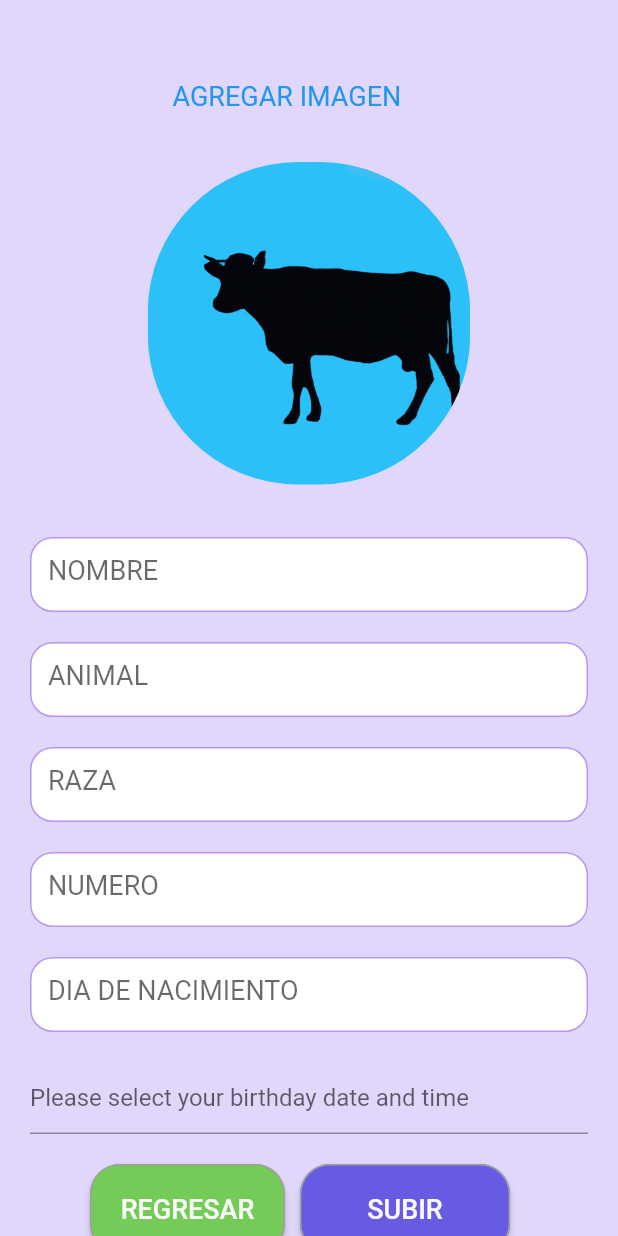
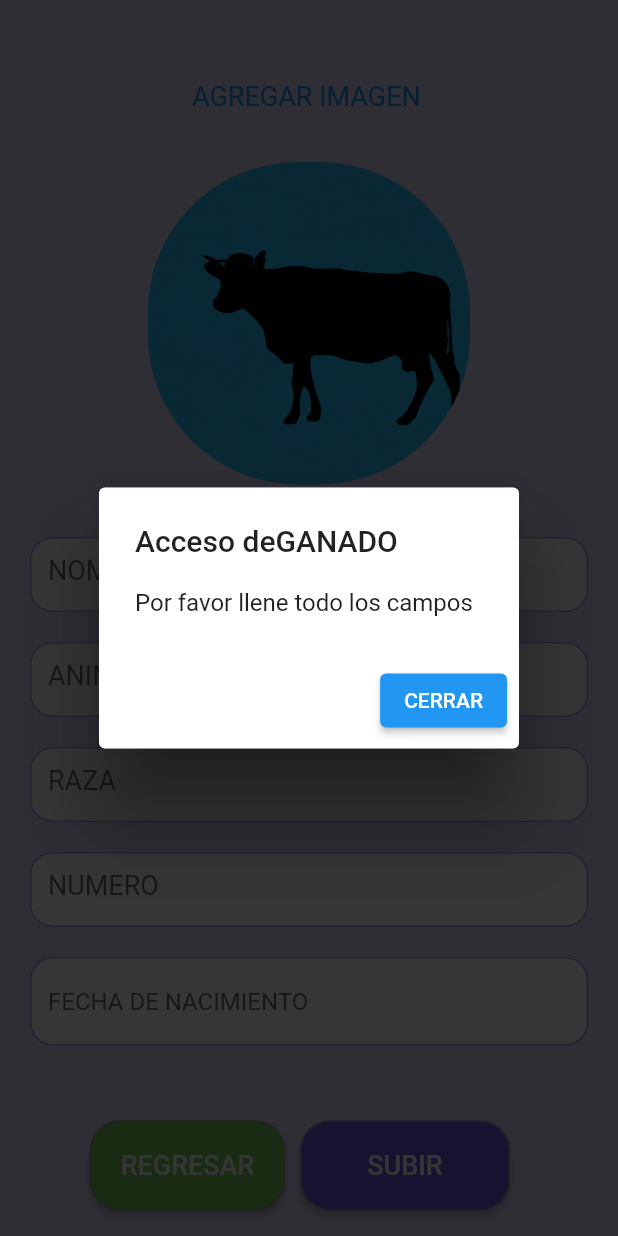
Before and after one commit to 203456/Vaca_Cloud, a Flutter app: the CreateAnimal screen opened directly with empty values, after a tap on "SUBIR", on a phone screen of 412 x 824 dp. Run offline on Flutter 3.47's test engine with Material 2 defaults, Android fonts, the phone set to English and light mode, and no system bars; drawn by our look-alikes of date_field; our stand-ins replace dio, font_awesome_flutter, image_picker.

Commit message:
Alerts added

```diff
--- a/lib/main.dart
+++ b/lib/main.dart
@@ -22,7 +22,7 @@ class MyApp extends StatelessWidget {
       theme: ThemeData(
         primarySwatch: Colors.blue,
       ),
-      home: const Register(),
+      home: const Login(),
     );
   }
 }
--- a/lib/pages/CreateAnimal.dart
+++ b/lib/pages/CreateAnimal.dart
@@ -48,7 +48,7 @@ class _CreateAnimalState extends State<CreateAnimal> {
                     child: Column(
                       children: [
                         Padding(
-                          padding: const EdgeInsets.only(left: 87, top: 30),
+                          padding: const EdgeInsets.only(left: 100, top: 30),
                           child: Row(
                             children: [
                               TextButton(
@@ -191,12 +191,9 @@ class _CreateAnimalState extends State<CreateAnimal> {
                                 ),
                               ),
                             )),
-                        Padding(
-                            padding: const EdgeInsets.only(bottom: 20),
-                            child: SizedBox(
-                              height: 50,
-                              child: TextField(
-                                controller: _birthdate,
+
+                        DateTimeField(
+                            mode: DateTimeFieldPickerMode.date,
                             decoration: const InputDecoration(
                                   filled: true,
                                   fillColor: Colors.white,
@@ -211,18 +208,8 @@ class _CreateAnimalState extends State<CreateAnimal> {
                                         BorderRadius.all(Radius.circular(15.0)),
                                     borderSide: BorderSide(color: Colors.blue),
                                   ),
-                                  hintText: "DIA DE NACIMIENTO",
-                                  hintStyle: TextStyle(
-                                      fontSize: 18,
-                                      color: Color.fromARGB(149, 0, 0, 0)),
-                                ),
-                              ),
-                            )),
-                        DateTimeField(
-                            mode: DateTimeFieldPickerMode.date,
-                            decoration: const InputDecoration(
                                 hintText:
-                                    'Please select your birthday date and time'),
+                                    'FECHA DE NACIMIENTO'),
                             selectedDate: selectedDate,
                             onDateSelected: (DateTime value) {
                               setState(() {
@@ -234,7 +221,7 @@ class _CreateAnimalState extends State<CreateAnimal> {
                             }),
                         Padding(
                           padding: const EdgeInsets.only(
-                              right: 25.0, left: 40, top: 20, bottom: 30),
+                              right: 25.0, left: 40, top: 50, bottom: 30),
                           child: Row(
                             children: [
                               SizedBox(
@@ -272,9 +259,23 @@ class _CreateAnimalState extends State<CreateAnimal> {
                                   child: MaterialButton(
                                     color: Color.fromARGB(255, 104, 91, 227),
                                     onPressed: () {
+                                      if(images == null){
+                                        _showAlert("Acceso deGANADO",
+                                        "Por favor agregue una imagen");
+                                      }
+                                      if (_name.text == '' ||
+                                      _animal.text == ''||
+                                      _race.text == '' ||
+                                      _number.text == ''||
+                                      selectedDate == null
+                                      ) {
+                                        _showAlert("Acceso deGANADO",
+                                        "Por favor llene todo los campos");
+                                        }else{
                                          String formattedDate = selectedDate!
                                           .toIso8601String()
                                           .substring(0, 10);
+
                                         var data = {
                                           "name": _name.text,
                                           "animal": _animal.text,
@@ -283,7 +284,10 @@ class _CreateAnimalState extends State<CreateAnimal> {
                                           "birthdate": formattedDate,
                                         };
 
+
                                         dioConnect(images!, data);
+                                      }
+
                                     },
                                     shape: RoundedRectangleBorder(
                                         side: const BorderSide(
@@ -400,4 +404,25 @@ class _CreateAnimalState extends State<CreateAnimal> {
           );
         });
   }
+    void _showAlert(String title, String content) {
+    showDialog(
+        context: context,
+        builder: (buildcontext) {
+          return AlertDialog(
+            title: Text(title),
+            content: Text(content),
+            actions: <Widget>[
+              ElevatedButton(
+                child: Text(
+                  "CERRAR",
+                  style: TextStyle(color: Colors.white),
+                ),
+                onPressed: () {
+                  Navigator.of(context).pop();
+                },
+              )
+            ],
+          );
+        });
   }
+}
--- a/lib/pages/Login.dart
+++ b/lib/pages/Login.dart
@@ -120,7 +120,7 @@ class _LoginState extends State<Login> {
                                 right: 30.0, left: 30, top: 40),
                             child: SizedBox(
                               height: 50,
-                              width: 350,
+                              width: 210,
                               child: MaterialButton(
                                 color: Color.fromARGB(255, 104, 91, 227),
                                 onPressed: () {
@@ -147,7 +147,7 @@ class _LoginState extends State<Login> {
                                       fontSize: 18,
                                       color:
                                           Color.fromARGB(255, 250, 250, 250)),
-                                  'Enviar solicitud',
+                                  'INGRESAR',
                                 ),
                               ),
                             )
```
Lines whose indentation alone changed are shown as unchanged.
